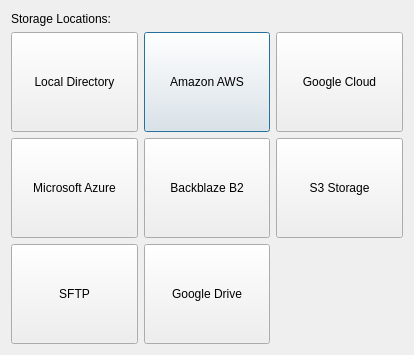
Old version of the form src/ui/select_storage_dialog.ui in the repository Blobbackup/Blobbackup.
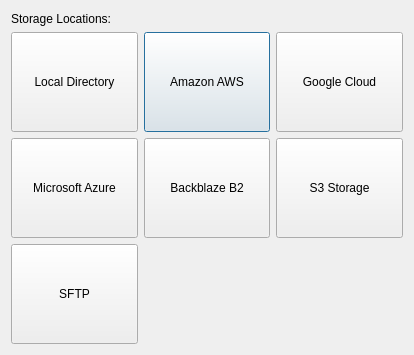
New version of the form.

Commit message: Remove Gdrive

What changed in the file:
```diff
--- a/src/ui/select_storage_dialog.ui
+++ b/src/ui/select_storage_dialog.ui
@@ -120,19 +120,6 @@
        </property>
       </widget>
      </item>
-     <item row="3" column="1">
-      <widget class="QPushButton" name="gdrive_button">
-       <property name="minimumSize">
-        <size>
-         <width>0</width>
-         <height>100</height>
-        </size>
-       </property>
-       <property name="text">
-        <string>Google Drive</string>
-       </property>
-      </widget>
-     </item>
     </layout>
    </item>
   </layout>
```
The commit also changes 11 other files.
